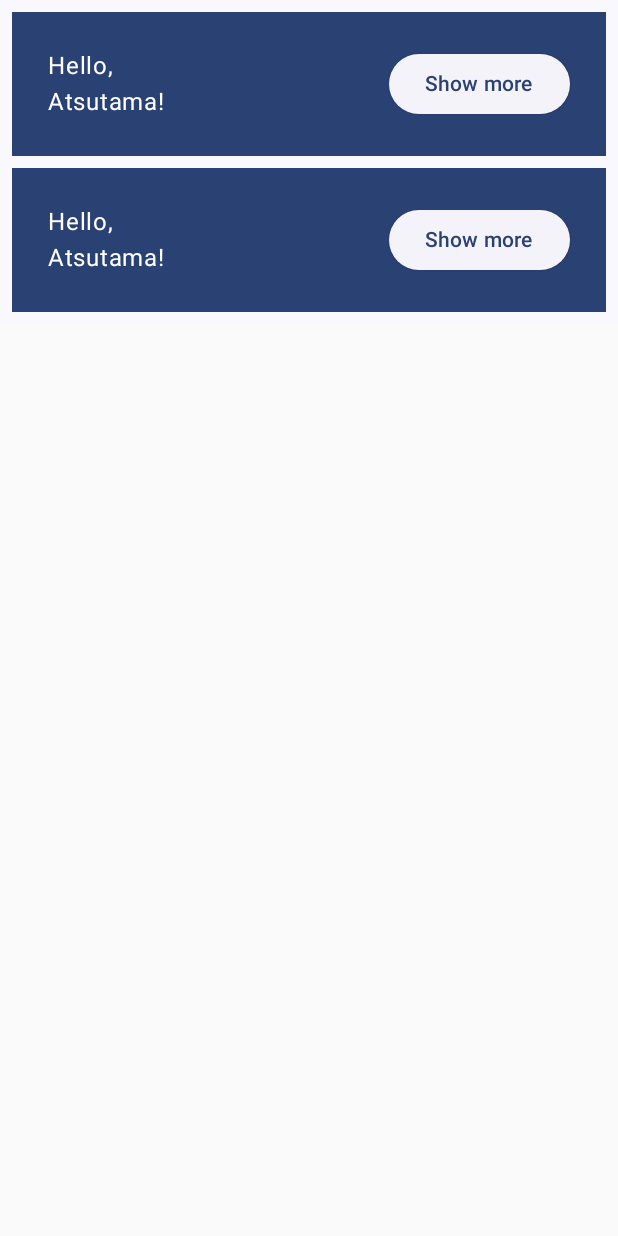
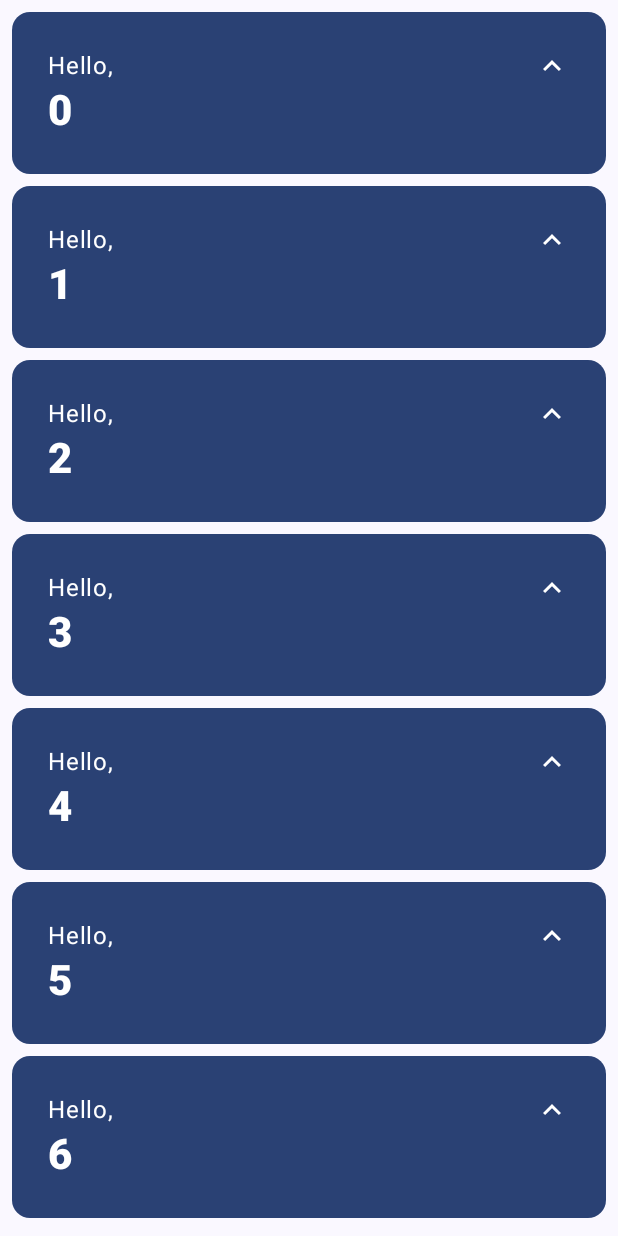
Before and after one commit to atsutama2/AppAndroid, an Android app built with Jetpack Compose: the screen it shows after launch (MainActivity), after a tap on "Continue", on a phone screen of 412 x 824 dp. Run offline under Robolectric (Android 15) with nearby library versions, the phone set to English and light mode, and no system bars.

Commit message:
complate版

```diff
--- a/app/build.gradle.kts
+++ b/app/build.gradle.kts
@@ -50,7 +50,7 @@ android {
 }
 
 dependencies {
-
+    val compose_version = "1.2.0"
     implementation("androidx.core:core-ktx:1.12.0")
     implementation("androidx.lifecycle:lifecycle-runtime-ktx:2.6.2")
     implementation("androidx.activity:activity-compose:1.8.2")
@@ -59,6 +59,7 @@ dependencies {
     implementation("androidx.compose.ui:ui-graphics")
     implementation("androidx.compose.ui:ui-tooling-preview")
     implementation("androidx.compose.material3:material3")
+    implementation("androidx.compose.ui:ui-test-manifest:$compose_version")
     testImplementation("junit:junit:4.13.2")
     androidTestImplementation("androidx.test.ext:junit:1.1.5")
     androidTestImplementation("androidx.test.espresso:espresso-core:3.5.1")
--- a/app/src/main/java/jp/co/atsutama2/app_android/MainActivity.kt
+++ b/app/src/main/java/jp/co/atsutama2/app_android/MainActivity.kt
@@ -3,11 +3,15 @@ package jp.co.atsutama2.app_android
 import android.os.Bundle
 import androidx.activity.ComponentActivity
 import androidx.activity.compose.setContent
+import androidx.compose.animation.animateContentSize
+import androidx.compose.animation.core.Spring
+import androidx.compose.animation.core.spring
 import androidx.compose.foundation.layout.Arrangement
 import androidx.compose.foundation.layout.Column
 import androidx.compose.foundation.layout.Row
 import androidx.compose.foundation.layout.fillMaxSize
 import androidx.compose.foundation.layout.padding
+import androidx.compose.foundation.lazy.LazyColumn
 import androidx.compose.material3.Button
 import androidx.compose.material3.ElevatedButton
 import androidx.compose.material3.MaterialTheme
@@ -23,6 +27,19 @@ import androidx.compose.ui.Modifier
 import androidx.compose.ui.tooling.preview.Preview
 import androidx.compose.ui.unit.dp
 import jp.co.atsutama2.app_android.ui.theme.App_androidTheme
+import androidx.compose.foundation.lazy.items
+import androidx.compose.material.icons.Icons
+import androidx.compose.material.icons.filled.AddCircle
+import androidx.compose.material.icons.filled.Call
+import androidx.compose.material.icons.filled.KeyboardArrowDown
+import androidx.compose.material.icons.filled.KeyboardArrowUp
+import androidx.compose.material3.Card
+import androidx.compose.material3.CardDefaults
+import androidx.compose.material3.Icon
+import androidx.compose.material3.IconButton
+import androidx.compose.runtime.saveable.rememberSaveable
+import androidx.compose.ui.res.stringResource
+import androidx.compose.ui.text.font.FontWeight
 
 class MainActivity : ComponentActivity() {
     override fun onCreate(savedInstanceState: Bundle?) {
@@ -30,7 +47,7 @@ class MainActivity : ComponentActivity() {
         setContent {
             App_androidTheme {
                 Surface {
-                    MyApp()
+                    MyApp(modifier = Modifier.fillMaxSize())
                 }
             }
         }
@@ -39,9 +56,9 @@ class MainActivity : ComponentActivity() {
 
 @Composable
 fun MyApp(modifier: Modifier = Modifier) {
-    var shouldShowOnboarding by remember { mutableStateOf(true) }
+    var shouldShowOnboarding by rememberSaveable { mutableStateOf(true) }
 
-    Surface(modifier) {
+    Surface(modifier, color = MaterialTheme.colorScheme.background) {
         if (shouldShowOnboarding) {
             OnboardingScreen(onContinueClicked = { shouldShowOnboarding = false })
         } else {
@@ -61,10 +78,9 @@ fun OnboardingScreen(
         verticalArrangement = Arrangement.Center,
         horizontalAlignment = Alignment.CenterHorizontally
     ) {
-        Text("Welcome to the Basics Code-lab!")
+        Text("Welcome to the Basics Codelab!")
         Button(
-            modifier = Modifier
-                .padding(vertical = 24.dp),
+            modifier = Modifier.padding(vertical = 24.dp),
             onClick = onContinueClicked
         ) {
             Text("Continue")
@@ -73,27 +89,58 @@ fun OnboardingScreen(
 }
 
 @Composable
-fun Greeting() {
-    val expanded = remember { mutableStateOf(false) }
-    val extraPadding = if (expanded.value) 48.dp else 0.dp
-
-    Surface(
-        color = MaterialTheme.colorScheme.primary,
+private fun Greeting(name: String) {
+    Card(
+        colors = CardDefaults.cardColors(
+            containerColor = MaterialTheme.colorScheme.primary
+        ),
         modifier = Modifier.padding(vertical = 4.dp, horizontal = 8.dp)
     ) {
-        Row(modifier = Modifier.padding(24.dp)) {
-            Column(modifier = Modifier
+        CardContent(name)
+    }
+}
+
+@Composable
+private fun CardContent(name: String) {
+    var expanded by remember { mutableStateOf(false) }
+
+    Row(
+        modifier = Modifier
+            .padding(12.dp)
+            .animateContentSize(
+                animationSpec = spring(
+                    dampingRatio = Spring.DampingRatioMediumBouncy,
+                    stiffness = Spring.StiffnessLow
+                )
+            )
+    ) {
+        Column(
+            modifier = Modifier
                 .weight(1f)
-                .padding(bottom = extraPadding)
-            ) {
-                Text(text = "Hello, ")
-                Text(text = "Atsutama!")
+                .padding(12.dp)
+        ) {
+            Text(text = "Hello, ")
+            Text(
+                text = name, style = MaterialTheme.typography.headlineMedium.copy(
+                    fontWeight = FontWeight.ExtraBold
+                )
+            )
+            if (expanded) {
+                Text(
+                    text = ("Composem ipsum color sit lazy, " +
+                            "padding theme elit, sed do bouncy. ").repeat(4),
+                )
             }
-            ElevatedButton(
-                onClick = { expanded.value = !expanded.value }
-            ) {
-                Text(if (expanded.value) "Show less" else "Show more")
-            }
+        }
+        IconButton(onClick = { expanded = !expanded }) {
+            Icon(
+                imageVector = if (expanded) Icons.Filled.KeyboardArrowDown else Icons.Filled.KeyboardArrowUp,
+                contentDescription = if (expanded) {
+                    stringResource(R.string.show_less)
+                } else {
+                    stringResource(R.string.show_more)
+                }
+            )
         }
     }
 }
@@ -101,11 +148,11 @@ fun Greeting() {
 @Composable
 private fun Greetings(
     modifier: Modifier = Modifier,
-    names: List<String> = listOf("World", "Compose")
+    names: List<String> = List(1000) { "$it" }
 ) {
-    Column(modifier = modifier.padding(vertical = 4.dp)) {
-        for (name in names) {
-            Greeting()
+    LazyColumn(modifier = modifier.padding(vertical = 4.dp)) {
+        items(items = names) { name ->
+            Greeting(name = name)
         }
     }
 }
--- a/app/src/main/java/jp/co/atsutama2/app_android/ui/theme/Theme.kt
+++ b/app/src/main/java/jp/co/atsutama2/app_android/ui/theme/Theme.kt
@@ -10,21 +10,32 @@ import androidx.compose.material3.dynamicLightColorScheme
 import androidx.compose.material3.lightColorScheme
 import androidx.compose.runtime.Composable
 import androidx.compose.runtime.SideEffect
+import androidx.compose.ui.graphics.Color
 import androidx.compose.ui.graphics.toArgb
 import androidx.compose.ui.platform.LocalContext
 import androidx.compose.ui.platform.LocalView
+import androidx.core.view.ViewCompat
 import androidx.core.view.WindowCompat
 
 private val DarkColorScheme = darkColorScheme(
-    primary = Purple80,
-    secondary = PurpleGrey80,
-    tertiary = Pink80
+//    primary = Purple80,
+//    secondary = PurpleGrey80,
+//    tertiary = Pink80
+    surface = Color.White,
+    onSurface = Color.Cyan,
+    primary = Color.Cyan,
+    onPrimary = Color.White
 )
 
 private val LightColorScheme = lightColorScheme(
-    primary = Purple40,
-    secondary = PurpleGrey40,
-    tertiary = Pink40
+//    primary = Purple40,
+//    secondary = PurpleGrey40,
+//    tertiary = Pink40
+
+    surface = Color.White,
+    onSurface = Color.White,
+    primary = Color.Blue,
+    onPrimary = Color.Cyan,
 
     /* Other default colors to override
     background = Color(0xFFFFFBFE),
@@ -49,16 +60,14 @@ fun App_androidTheme(
             val context = LocalContext.current
             if (darkTheme) dynamicDarkColorScheme(context) else dynamicLightColorScheme(context)
         }
-
         darkTheme -> DarkColorScheme
         else -> LightColorScheme
     }
     val view = LocalView.current
     if (!view.isInEditMode) {
         SideEffect {
-            val window = (view.context as Activity).window
-            window.statusBarColor = colorScheme.primary.toArgb()
-            WindowCompat.getInsetsController(window, view).isAppearanceLightStatusBars = darkTheme
+            (view.context as Activity).window.statusBarColor = colorScheme.primary.toArgb()
+            ViewCompat.getWindowInsetsController(view)?.isAppearanceLightStatusBars = darkTheme
         }
     }
 
--- a/app/src/main/res/values/strings.xml
+++ b/app/src/main/res/values/strings.xml
@@ -1,3 +1,5 @@
 <resources>
     <string name="app_name">app_android</string>
+    <string name="show_less">Show less</string>
+    <string name="show_more">Show more</string>
 </resources>
```
